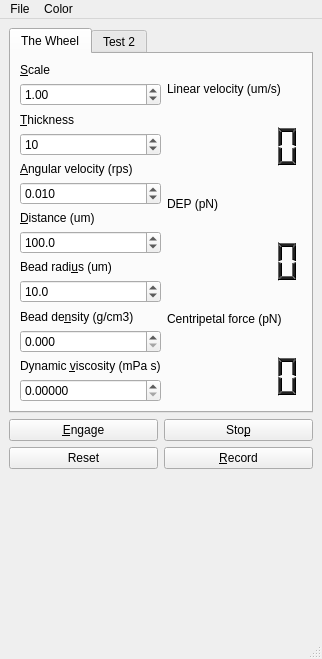
This is main_window.ui in tortugueta/OET as Qt 5 draws it before an edit. The edited form follows.
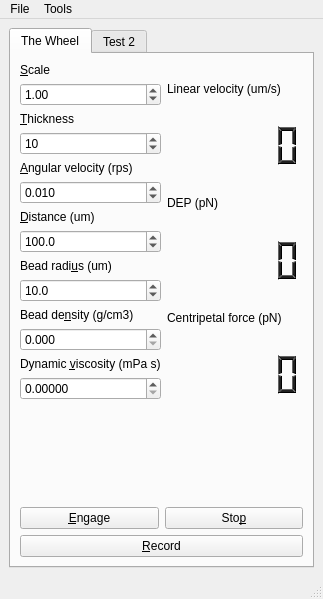
This is the edited form.

Commit message: Rewrite everything to make the code simpler and clearer

```diff
--- a/main_window.ui
+++ b/main_window.ui
@@ -7,10 +7,22 @@
    <rect>
     <x>0</x>
     <y>0</y>
-    <width>322</width>
-    <height>659</height>
+    <width>323</width>
+    <height>599</height>
    </rect>
   </property>
+  <property name="sizePolicy">
+   <sizepolicy hsizetype="Preferred" vsizetype="Preferred">
+    <horstretch>0</horstretch>
+    <verstretch>0</verstretch>
+   </sizepolicy>
+  </property>
+  <property name="maximumSize">
+   <size>
+    <width>16777215</width>
+    <height>599</height>
+   </size>
+  </property>
   <property name="windowTitle">
    <string>OET</string>
   </property>
@@ -19,7 +31,7 @@
     <bool>false</bool>
    </property>
    <layout class="QGridLayout" name="gridLayout_4">
-    <item row="0" column="0">
+    <item row="0" column="1">
      <widget class="QTabWidget" name="tabWidget">
       <property name="currentIndex">
        <number>0</number>
@@ -28,7 +40,7 @@
        <attribute name="title">
         <string>The Wheel</string>
        </attribute>
-       <layout class="QGridLayout" name="gridLayout_3">
+       <layout class="QGridLayout" name="gridLayout">
         <item row="0" column="0">
          <layout class="QGridLayout" name="gridLayout_2">
           <item row="0" column="0">
@@ -779,28 +791,12 @@
           </item>
          </layout>
         </item>
-       </layout>
-      </widget>
-      <widget class="QWidget" name="testTab">
-       <attribute name="title">
-        <string>Test 2</string>
-       </attribute>
-       <layout class="QGridLayout" name="gridLayout_5">
-        <item row="0" column="0">
-         <widget class="QLabel" name="label">
-          <property name="text">
-           <string>This is space for another test</string>
-          </property>
-         </widget>
-        </item>
-       </layout>
-      </widget>
-     </widget>
-    </item>
-    <item row="1" column="0">
-     <layout class="QGridLayout" name="gridLayout">
-      <item row="0" column="0">
-       <widget class="QPushButton" name="engagePushButton">
+        <item row="2" column="0">
+         <layout class="QVBoxLayout" name="verticalLayout_13">
+          <item>
+           <layout class="QHBoxLayout" name="horizontalLayout">
+            <item>
+             <widget class="QPushButton" name="wheelEngagePushButton">
         <property name="toolTip">
          <string>Start the animation</string>
         </property>
@@ -809,8 +805,8 @@
         </property>
        </widget>
       </item>
-      <item row="0" column="1">
-       <widget class="QPushButton" name="stopPushButton">
+            <item>
+             <widget class="QPushButton" name="wheelStopPushButton">
         <property name="toolTip">
          <string>Stop the animation</string>
         </property>
@@ -819,18 +815,10 @@
         </property>
        </widget>
       </item>
-      <item row="1" column="0">
-       <widget class="QPushButton" name="resetPushButton">
-        <property name="toolTip">
-         <string>Reset the rotation of the figure to zero</string>
-        </property>
-        <property name="text">
-         <string>Reset</string>
-        </property>
-       </widget>
-      </item>
-      <item row="1" column="1">
-       <widget class="QPushButton" name="recordPushButton">
+           </layout>
+          </item>
+          <item>
+           <widget class="QPushButton" name="wheelRecordPushButton">
         <property name="focusPolicy">
          <enum>Qt::StrongFocus</enum>
         </property>
@@ -844,7 +832,7 @@
       </item>
      </layout>
     </item>
-    <item row="2" column="0">
+        <item row="1" column="0">
      <spacer name="verticalSpacer">
       <property name="orientation">
        <enum>Qt::Vertical</enum>
@@ -858,16 +846,31 @@
      </spacer>
     </item>
    </layout>
-   <zorder>verticalSpacer</zorder>
-   <zorder></zorder>
-   <zorder>tabWidget</zorder>
+      </widget>
+      <widget class="QWidget" name="testTab">
+       <attribute name="title">
+        <string>Test 2</string>
+       </attribute>
+       <layout class="QGridLayout" name="gridLayout_5">
+        <item row="0" column="0">
+         <widget class="QLabel" name="label">
+          <property name="text">
+           <string>This is space for another test</string>
+          </property>
+         </widget>
+        </item>
+       </layout>
+      </widget>
+     </widget>
+    </item>
+   </layout>
   </widget>
   <widget class="QMenuBar" name="menubar">
    <property name="geometry">
     <rect>
      <x>0</x>
      <y>0</y>
-     <width>322</width>
+     <width>323</width>
      <height>27</height>
     </rect>
    </property>
@@ -879,7 +882,7 @@
    </widget>
    <widget class="QMenu" name="menuColor">
     <property name="title">
-     <string>Color</string>
+     <string>Tools</string>
     </property>
     <addaction name="actionInvert"/>
    </widget>
```
Left out of the diff: 13 changed lines with no effect on the pictures. Lines whose indentation alone changed are shown as unchanged. The commit also changes 2 other files.
